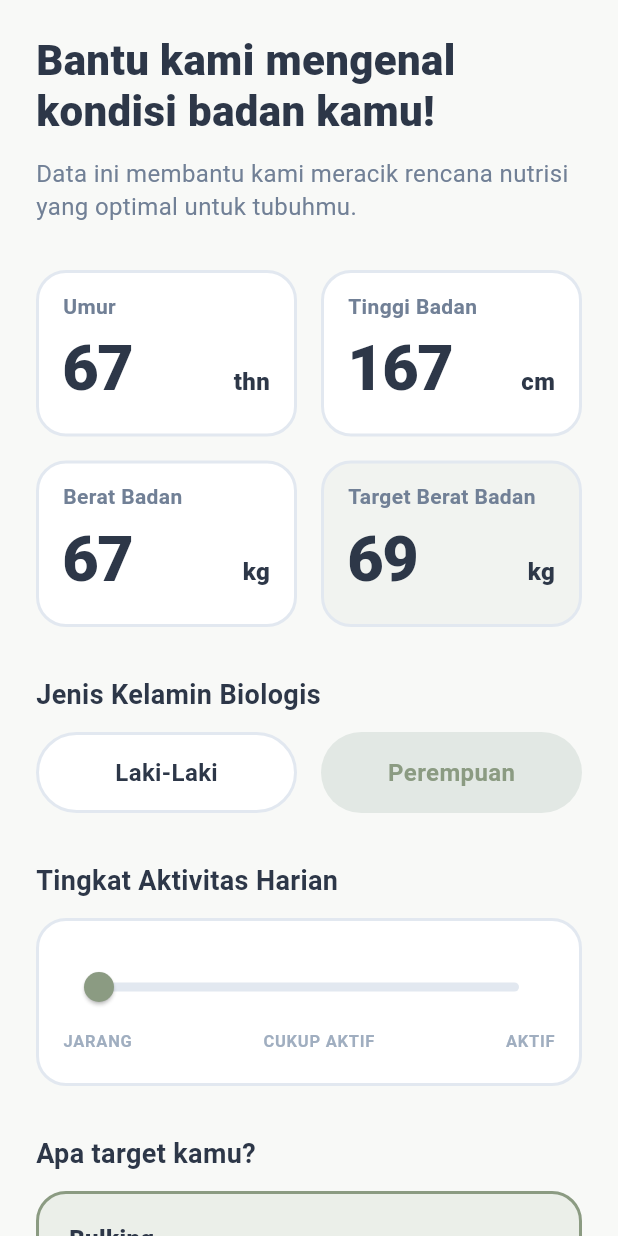
After one commit to javierrayhan/nutri-go, a Flutter app: the AssessmentScreen screen opened by its route, on a phone screen of 412 x 824 dp. The commit adds this screen. Run offline on Flutter 3.47's test engine with Material 3 defaults, Android fonts, the phone set to English and light mode, and no system bars.

Commit message:
add: assesment page

```diff
--- /dev/null
+++ b/NutrienGO/nutriengo/lib/assesment.dart
@@ -0,0 +1,445 @@
+import 'package:flutter/material.dart';
+
+class AssessmentScreen extends StatefulWidget {
+  const AssessmentScreen({super.key});
+
+  @override
+  State<AssessmentScreen> createState() => _AssessmentScreenState();
+}
+
+class _AssessmentScreenState extends State<AssessmentScreen> {
+  // Controllers for our text inputs
+  final TextEditingController _ageController = TextEditingController(
+    text: '67',
+  );
+  final TextEditingController _heightController = TextEditingController(
+    text: '167',
+  );
+  final TextEditingController _weightController = TextEditingController(
+    text: '67',
+  );
+  final TextEditingController _targetWeightController = TextEditingController(
+    text: '69',
+  );
+
+  // State variables for interactive elements
+  String _selectedGender = 'Laki-Laki';
+  double _activityLevel = 0.0; // 0.0 = Jarang, 0.5 = Cukup Aktif, 1.0 = Aktif
+  String _selectedTarget = 'Bulking';
+
+  // Core thematic colors extracted from the design
+  final Color primaryGreen = const Color(0xFF8B9B82);
+  final Color bgLight = const Color(0xFFF8F9F7);
+  final Color textDark = const Color(0xFF2D3748);
+  final Color textLight = const Color(0xFF718096);
+  final Color cardBorder = const Color(0xFFE2E8F0);
+
+  @override
+  void dispose() {
+    _ageController.dispose();
+    _heightController.dispose();
+    _weightController.dispose();
+    _targetWeightController.dispose();
+    super.dispose();
+  }
+
+  // Smart logic: Sync target weight if maintenance is selected
+  void _updateTarget(String target) {
+    setState(() {
+      _selectedTarget = target;
+      if (target == 'Maintenance') {
+        _targetWeightController.text = _weightController.text;
+      }
+    });
+  }
+
+  @override
+  Widget build(BuildContext context) {
+    return Scaffold(
+      backgroundColor: bgLight,
+      body: SafeArea(
+        child: SingleChildScrollView(
+          padding: const EdgeInsets.all(24.0),
+          child: Column(
+            crossAxisAlignment: CrossAxisAlignment.start,
+            children: [
+              // 1. Header Section
+              Text(
+                'Bantu kami mengenal\nkondisi badan kamu!',
+                style: TextStyle(
+                  fontSize: 28,
+                  fontWeight: FontWeight.w800,
+                  color: textDark,
+                  height: 1.2,
+                ),
+              ),
+              const SizedBox(height: 12),
+              Text(
+                'Data ini membantu kami meracik rencana nutrisi yang optimal untuk tubuhmu.',
+                style: TextStyle(fontSize: 16, color: textLight, height: 1.4),
+              ),
+              const SizedBox(height: 32),
+
+              // 2. Metrics Grid (2x2)
+              Row(
+                children: [
+                  Expanded(
+                    child: _buildMetricInput(
+                      label: 'Umur',
+                      unit: 'thn',
+                      controller: _ageController,
+                    ),
+                  ),
+                  const SizedBox(width: 16),
+                  Expanded(
+                    child: _buildMetricInput(
+                      label: 'Tinggi Badan',
+                      unit: 'cm',
+                      controller: _heightController,
+                    ),
+                  ),
+                ],
+              ),
+              const SizedBox(height: 16),
+              Row(
+                children: [
+                  Expanded(
+                    child: _buildMetricInput(
+                      label: 'Berat Badan',
+                      unit: 'kg',
+                      controller: _weightController,
+                      onChanged: (val) {
+                        if (_selectedTarget == 'Maintenance') {
+                          _targetWeightController.text = val;
+                        }
+                      },
+                    ),
+                  ),
+                  const SizedBox(width: 16),
+                  Expanded(
+                    child: _buildMetricInput(
+                      label: 'Target Berat Badan',
+                      unit: 'kg',
+                      controller: _targetWeightController,
+                      isTarget: true,
+                    ),
+                  ),
+                ],
+              ),
+              const SizedBox(height: 32),
+
+              // 3. Gender Selection
+              Text(
+                'Jenis Kelamin Biologis',
+                style: TextStyle(
+                  fontSize: 18,
+                  fontWeight: FontWeight.w700,
+                  color: textDark,
+                ),
+              ),
+              const SizedBox(height: 12),
+              Row(
+                children: [
+                  Expanded(child: _buildGenderButton('Laki-Laki')),
+                  const SizedBox(width: 16),
+                  Expanded(child: _buildGenderButton('Perempuan')),
+                ],
+              ),
+              const SizedBox(height: 32),
+
+              // 4. Activity Level Slider
+              Text(
+                'Tingkat Aktivitas Harian',
+                style: TextStyle(
+                  fontSize: 18,
+                  fontWeight: FontWeight.w700,
+                  color: textDark,
+                ),
+              ),
+              const SizedBox(height: 12),
+              Container(
+                padding: const EdgeInsets.symmetric(
+                  vertical: 20,
+                  horizontal: 16,
+                ),
+                decoration: BoxDecoration(
+                  color: Colors.white,
+                  borderRadius: BorderRadius.circular(20),
+                  border: Border.all(color: cardBorder, width: 2),
+                ),
+                child: Column(
+                  children: [
+                    SliderTheme(
+                      data: SliderThemeData(
+                        trackHeight: 6,
+                        activeTrackColor: const Color(0xFFD3D8D0),
+                        inactiveTrackColor: const Color(0xFFE2E8F0),
+                        thumbColor: primaryGreen,
+                        overlayColor: primaryGreen.withOpacity(0.2),
+                        thumbShape: const RoundSliderThumbShape(
+                          enabledThumbRadius: 10,
+                        ),
+                      ),
+                      child: Slider(
+                        value: _activityLevel,
+                        onChanged: (val) {
+                          setState(() {
+                            // Snap to nearest 0.5 step
+                            _activityLevel = (val * 2).round() / 2;
+                          });
+                        },
+                      ),
+                    ),
+                    const SizedBox(height: 4),
+                    Row(
+                      mainAxisAlignment: MainAxisAlignment.spaceBetween,
+                      children: [
+                        Text('JARANG', style: _sliderLabelStyle()),
+                        Text('CUKUP AKTIF', style: _sliderLabelStyle()),
+                        Text('AKTIF', style: _sliderLabelStyle()),
+                      ],
+                    ),
+                  ],
+                ),
+              ),
+              const SizedBox(height: 32),
+
+              // 5. Target Selection
+              Text(
+                'Apa target kamu?',
+                style: TextStyle(
+                  fontSize: 18,
+                  fontWeight: FontWeight.w700,
+                  color: textDark,
+                ),
+              ),
+              const SizedBox(height: 12),
+              _buildTargetCard(
+                title: 'Bulking',
+                subtitle: 'Surplus kalori untuk pertumbuhan massa tubuh',
+              ),
+              const SizedBox(height: 12),
+              _buildTargetCard(title: 'Cutting', subtitle: 'Defisit Kalori'),
+              const SizedBox(height: 12),
+              _buildTargetCard(
+                title: 'Maintenance',
+                subtitle: 'Mempertahankan berat badan',
+              ),
+              const SizedBox(height: 40),
+
+              // 6. Bottom Navigation Actions
+              Row(
+                children: [
+                  Expanded(
+                    flex: 1,
+                    child: SizedBox(
+                      height: 56,
+                      child: ElevatedButton(
+                        style: ElevatedButton.styleFrom(
+                          backgroundColor: const Color(0xFFC7CEC3),
+                          elevation: 0,
+                          shape: RoundedRectangleBorder(
+                            borderRadius: BorderRadius.circular(28),
+                          ),
+                        ),
+                        onPressed: () => Navigator.pop(context, '/login'),
+                        child: const Text(
+                          'KEMBALI',
+                          style: TextStyle(
+                            color: Colors.black87,
+                            fontWeight: FontWeight.w700,
+                            fontSize: 14,
+                          ),
+                        ),
+                      ),
+                    ),
+                  ),
+                  const SizedBox(width: 16),
+                  Expanded(
+                    flex: 2,
+                    child: SizedBox(
+                      height: 56,
+                      child: ElevatedButton(
+                        style: ElevatedButton.styleFrom(
+                          backgroundColor: primaryGreen,
+                          elevation: 0,
+                          shape: RoundedRectangleBorder(
+                            borderRadius: BorderRadius.circular(28),
+                          ),
+                        ),
+                        onPressed: () {
+                          // TODO: Validate data & Push to next pipeline stage
+                          // Navigator.pushNamed(context, '/next_screen');
+                        },
+                        child: const Text(
+                          'SIMPAN DAN LANJUTKAN!',
+                          style: TextStyle(
+                            color: Colors.white,
+                            fontWeight: FontWeight.w700,
+                            fontSize: 14,
+                          ),
+                        ),
+                      ),
+                    ),
+                  ),
+                ],
+              ),
+              const SizedBox(height: 20),
+            ],
+          ),
+        ),
+      ),
+    );
+  }
+
+  // --- HELPER WIDGETS ---
+
+  TextStyle _sliderLabelStyle() {
+    return const TextStyle(
+      fontSize: 11,
+      fontWeight: FontWeight.bold,
+      color: Color(0xFFA0AEC0),
+      letterSpacing: 0.5,
+    );
+  }
+
+  Widget _buildMetricInput({
+    required String label,
+    required String unit,
+    required TextEditingController controller,
+    bool isTarget = false,
+    Function(String)? onChanged,
+  }) {
+    // Slightly differentiate target weight background to imply it's a goal
+    Color bgColor = isTarget ? const Color(0xFFF1F3F0) : Colors.white;
+
+    return Container(
+      padding: const EdgeInsets.symmetric(horizontal: 16, vertical: 12),
+      decoration: BoxDecoration(
+        color: bgColor,
+        borderRadius: BorderRadius.circular(20),
+        border: Border.all(color: cardBorder, width: 2),
+      ),
+      child: Column(
+        crossAxisAlignment: CrossAxisAlignment.start,
+        children: [
+          Text(
+            label,
+            style: TextStyle(
+              fontSize: 14,
+              fontWeight: FontWeight.w700,
+              color: textLight,
+            ),
+          ),
+          Row(
+            crossAxisAlignment: CrossAxisAlignment.baseline,
+            textBaseline: TextBaseline.alphabetic,
+            children: [
+              Expanded(
+                child: TextField(
+                  controller: controller,
+                  onChanged: onChanged,
+                  keyboardType: TextInputType.number,
+                  style: TextStyle(
+                    fontSize: 42,
+                    fontWeight: FontWeight.w800,
+                    color: textDark,
+                    letterSpacing: -1,
+                  ),
+                  decoration: const InputDecoration(
+                    border: InputBorder.none,
+                    isDense: true,
+                    contentPadding: EdgeInsets.zero,
+                  ),
+                ),
+              ),
+              Text(
+                unit,
+                style: TextStyle(
+                  fontSize: 16,
+                  fontWeight: FontWeight.w800,
+                  color: textDark,
+                ),
+              ),
+            ],
+          ),
+        ],
+      ),
+    );
+  }
+
+  Widget _buildGenderButton(String title) {
+    bool isSelected = _selectedGender == title;
+    return GestureDetector(
+      onTap: () => setState(() => _selectedGender = title),
+      child: AnimatedContainer(
+        duration: const Duration(milliseconds: 200),
+        height: 54,
+        decoration: BoxDecoration(
+          color: isSelected ? Colors.white : const Color(0xFFE2E8E4),
+          borderRadius: BorderRadius.circular(27),
+          border: Border.all(
+            color: isSelected ? cardBorder : Colors.transparent,
+            width: 2,
+          ),
+        ),
+        alignment: Alignment.center,
+        child: Text(
+          title,
+          style: TextStyle(
+            fontSize: 16,
+            fontWeight: FontWeight.w700,
+            color: isSelected ? textDark : const Color(0xFF8B9B82),
+          ),
+        ),
+      ),
+    );
+  }
+
+  Widget _buildTargetCard({required String title, required String subtitle}) {
+    bool isSelected = _selectedTarget == title;
+    return GestureDetector(
+      onTap: () => _updateTarget(title),
+      child: AnimatedContainer(
+        duration: const Duration(milliseconds: 200),
+        padding: const EdgeInsets.symmetric(horizontal: 20, vertical: 18),
+        decoration: BoxDecoration(
+          color: isSelected ? const Color(0xFFEBEFE9) : Colors.white,
+          borderRadius: BorderRadius.circular(20),
+          border: Border.all(
+            color: isSelected ? primaryGreen : cardBorder,
+            width: 2,
+          ),
+        ),
+        child: Row(
+          children: [
+            Expanded(
+              child: Column(
+                crossAxisAlignment: CrossAxisAlignment.start,
+                children: [
+                  Text(
+                    title,
+                    style: TextStyle(
+                      fontSize: 16,
+                      fontWeight: FontWeight.w800,
+                      color: textDark,
+                    ),
+                  ),
+                  const SizedBox(height: 4),
+                  Text(
+                    subtitle,
+                    style: TextStyle(
+                      fontSize: 12,
+                      fontWeight: FontWeight.w600,
+                      color: textLight,
+                    ),
+                  ),
+                ],
+              ),
+            ),
+          ],
+        ),
+      ),
+    );
+  }
+}
--- a/NutrienGO/nutriengo/lib/login.dart
+++ b/NutrienGO/nutriengo/lib/login.dart
@@ -132,7 +132,7 @@ class _LoginScreenState extends State<LoginScreen> {
                     Center(
                       child: GestureDetector(
                         onTap: () {
-                          Navigator.pop(context);
+                          Navigator.pushNamed(context, '/signup');
                         },
                         child: RichText(
                           text: const TextSpan(
--- a/NutrienGO/nutriengo/lib/main.dart
+++ b/NutrienGO/nutriengo/lib/main.dart
@@ -2,6 +2,7 @@ import 'package:flutter/material.dart';
 import 'onboarding.dart';
 import 'login.dart';
 import 'signup.dart';
+import 'assesment.dart';
 
 void main() {
   runApp(const MyApp());
@@ -26,6 +27,7 @@ class MyApp extends StatelessWidget {
         '/': (context) => const OnboardingScreen(),
         '/login': (context) => const LoginScreen(),
         '/signup': (context) => const RegisterScreen(),
+        '/assessment': (context) => const AssessmentScreen(),
         // Nanti tinggal tambah '/register': (context) => const RegisterScreen(),
       },
     );
--- a/NutrienGO/nutriengo/lib/signup.dart
+++ b/NutrienGO/nutriengo/lib/signup.dart
@@ -16,6 +16,16 @@ class _RegisterScreenState extends State<RegisterScreen> {
 
   bool _isPasswordHidden = true;
   bool _isConfirmHidden = true;
+
+  @override
+  void dispose() {
+    // Pro-tip: ALWAYS dispose your controllers to prevent memory leaks!
+    _nameController.dispose();
+    _emailController.dispose();
+    _passwordController.dispose();
+    _confirmPasswordController.dispose();
+    super.dispose();
+  }
 
   @override
   Widget build(BuildContext context) {
@@ -97,7 +107,48 @@ class _RegisterScreenState extends State<RegisterScreen> {
                       height: 56,
                       child: ElevatedButton(
                         onPressed: () {
-                          // Logic Daftar
+                          // --- VALIDATION GATEKEEPER ---
+                          final name = _nameController.text.trim();
+                          final email = _emailController.text.trim();
+                          final pass = _passwordController.text;
+                          final confirm = _confirmPasswordController.text;
+
+                          // Check 1: Are any fields empty?
+                          if (name.isEmpty ||
+                              email.isEmpty ||
+                              pass.isEmpty ||
+                              confirm.isEmpty) {
+                            ScaffoldMessenger.of(context).showSnackBar(
+                              const SnackBar(
+                                content: Text(
+                                  'Hold up! Tolong isi semua data dulu ya bestie.',
+                                ),
+                                backgroundColor: Colors.redAccent,
+                              ),
+                            );
+                            return; // Stop the execution right here
+                          }
+
+                          // Check 2: Do the passwords match?
+                          if (pass != confirm) {
+                            ScaffoldMessenger.of(context).showSnackBar(
+                              const SnackBar(
+                                content: Text(
+                                  'Oops, password dan konfirmasi nggak match!',
+                                ),
+                                backgroundColor: Colors.redAccent,
+                              ),
+                            );
+                            return; // Stop the execution right here
+                          }
+
+                          // --- SUCCESS PIPELINE ---
+                          // Using Named Routes controlled via main.dart
+                          // Make sure you define '/assessment' in your routes map!
+                          Navigator.pushReplacementNamed(
+                            context,
+                            '/assessment',
+                          );
                         },
                         style: ElevatedButton.styleFrom(
                           backgroundColor: const Color(0xFF8B9B82),
```
